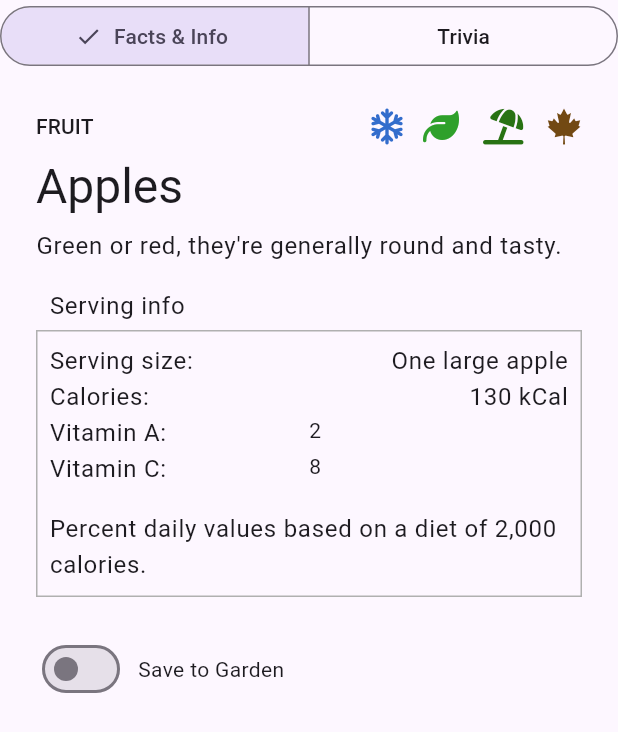
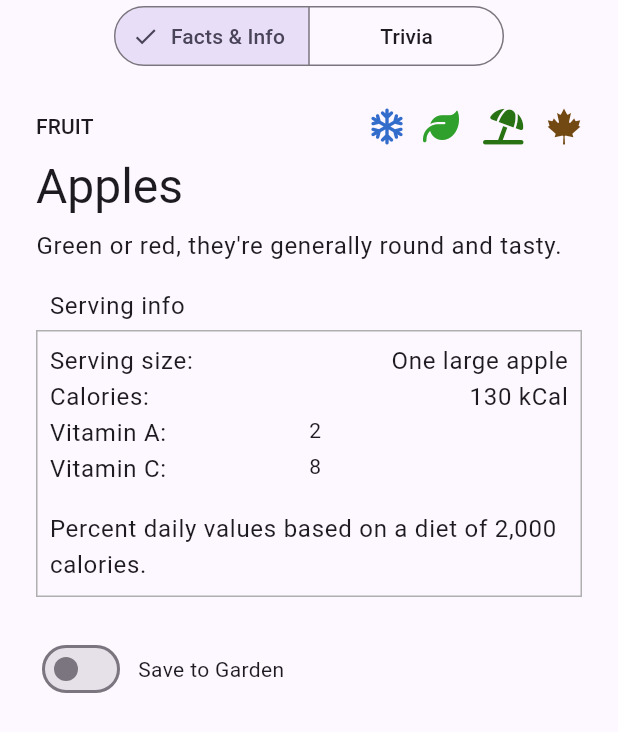
Before and after one commit to InMatrix/veggieseasons_adaptive, a Flutter app: the DetailsSections widget shown alone on an empty page, opened directly with sample values from the repository, on a phone screen of 412 x 824 dp. Shown: the top 732 px of the screen. Run offline on Flutter 3.47's test engine with Material 2 defaults, Android fonts, the light colour scheme and no system bars; our stand-ins replace font_awesome_flutter.

Commit message:
Tweak segmented buttons

```diff
--- a/lib/screens/details.dart
+++ b/lib/screens/details.dart
@@ -60,30 +60,6 @@ class _DetailsSectionsState extends State<DetailsSections> {
   Widget build(BuildContext context) {
     return Column(
       children: [
-        Column(
-          crossAxisAlignment: Platform.isIOS
-              ? CrossAxisAlignment.center
-              : CrossAxisAlignment.stretch,
-          children: [
-            // if (Platform.isIOS)
-            //   CupertinoTheme(
-            //     data: CupertinoThemeData(brightness: Brightness.light),
-            //     child: CupertinoSegmentedControl<DetailsSection>(
-            //       children: const {
-            //         DetailsSection.facts: Text(
-            //           'Facts & Info',
-            //         ),
-            //         DetailsSection.trivia: Text(
-            //           'Trivia',
-            //         )
-            //       },
-            //       groupValue: sectionView,
-            //       onValueChanged: (value) {
-            //         setState(() => sectionView = value);
-            //       },
-            //     ),
-            //   )
-            // else
         SegmentedButton<DetailsSection>(
           style: Platform.isIOS ? Styles.iOSSegmentedButtonStyle : null,
           showSelectedIcon: Platform.isIOS ? false : true,
@@ -103,8 +79,6 @@ class _DetailsSectionsState extends State<DetailsSections> {
               sectionView = newSelection.first;
             });
           },
-            )
-          ],
         ),
         if (sectionView == DetailsSection.facts)
           InfoView(widget.veggie)
--- a/lib/styles.dart
+++ b/lib/styles.dart
@@ -263,7 +263,7 @@ abstract class Styles {
         }
       },
     ),
-    // padding: MaterialStatePropertyAll(EdgeInsets.symmetric(horizontal: 40.0)),
+    padding: MaterialStatePropertyAll(EdgeInsets.symmetric(horizontal: 40.0)),
     overlayColor: MaterialStateProperty.all(Colors.transparent),
     side: MaterialStateProperty.all(
         BorderSide(color: CupertinoColors.systemBlue)),
```
Lines whose indentation alone changed are shown as unchanged.
